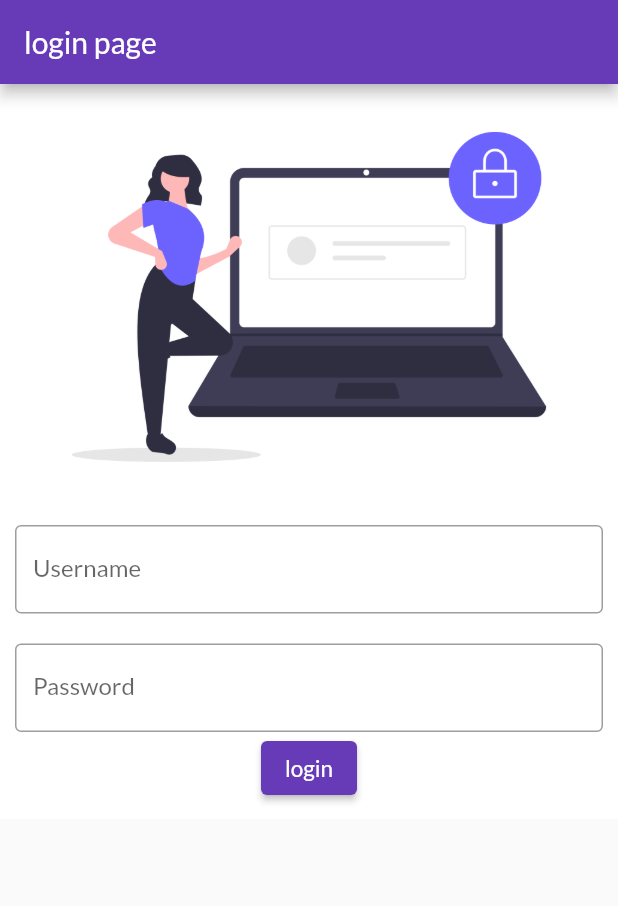
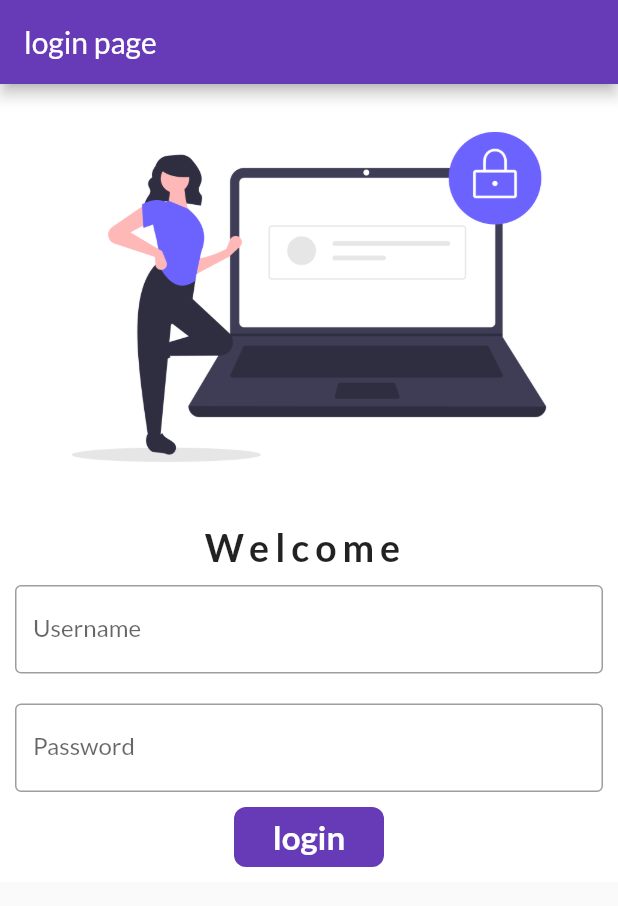
Before and after one commit to Asumalsingh/New-catalog-app, a Flutter app: the screen it shows after launch, on a phone screen of 412 x 824 dp. Shown: the top 906 px of the screen. Run offline on Flutter 3.47's test engine with Material 2 defaults, Android fonts, the phone set to English and light mode, and no system bars; our stand-ins replace google_fonts.

```diff
--- a/lib/main.dart
+++ b/lib/main.dart
@@ -1,5 +1,6 @@
 import 'package:catalog_app/pages/home.dart';
 import 'package:catalog_app/pages/login.dart';
+import 'package:catalog_app/pages/routs.dart';
 import 'package:flutter/material.dart';
 import 'package:google_fonts/google_fonts.dart';
 
@@ -22,8 +23,8 @@ class MyApp extends StatelessWidget {
       ),
       routes: {
         "/": (context) => LoginPage(),
-        "/home": (context) => HomePage(),
-        "/login": (context) => LoginPage(),
+        MyRoutes.homeroute: (context) => HomePage(),
+        MyRoutes.loginroute: (context) => LoginPage(),
       },
     );
   }
--- a/lib/pages/login.dart
+++ b/lib/pages/login.dart
@@ -1,5 +1,5 @@
-import 'dart:ffi';
-
+import 'package:catalog_app/pages/home.dart';
+import 'package:catalog_app/pages/routs.dart';
 import 'package:flutter/material.dart';
 
 class LoginPage extends StatefulWidget {
@@ -10,13 +10,17 @@ class LoginPage extends StatefulWidget {
 }
 
 class _LoginPageState extends State<LoginPage> {
+  String name = "";
+  bool changeButton = false;
+
   @override
   Widget build(BuildContext context) {
     return Scaffold(
       appBar: AppBar(
         title: Text('login page'),
       ),
-      body: Column(
+      body: SingleChildScrollView(
+        child: Column(
           children: [
             Image.asset(
               'assets/Images/login.png',
@@ -27,28 +31,75 @@ class _LoginPageState extends State<LoginPage> {
               padding: EdgeInsets.all(10),
               child: Column(
                 children: [
+                  Text("Welcome $name",
+                      style: TextStyle(
+                        fontSize: 25,
+                        fontWeight: FontWeight.bold,
+                        letterSpacing: 4,
+                      )),
+                  SizedBox(height: 10),
                   TextFormField(
                     decoration: InputDecoration(
                         hintText: "Enter your username",
                         labelText: "Username",
                         border: OutlineInputBorder()),
+                    onChanged: (value) {
+                      name = value;
+                      setState(() {});
+                    },
                   ),
                   SizedBox(height: 20),
                   TextFormField(
                     decoration: InputDecoration(
                       hintText: "Enter your password",
                       labelText: "Password",
-                      border: OutlineInputBorder()),
+                      border: OutlineInputBorder(),
                     ),
-                ElevatedButton(
-                  onPressed: () {},
-                  child: Text("login", style: TextStyle(fontSize: 15)),
+                    obscureText: true,
                   ),
+                  SizedBox(height: 10),
+                  InkWell(
+                    onTap: () async {
+                      setState(() {
+                        changeButton = true;
+                      });
+                      await Future.delayed(Duration(seconds: 1));
+                      Navigator.pushNamed(context, MyRoutes.homeroute);
+                    },
+                    child: AnimatedContainer(
+                      duration: Duration(seconds: 1),
+                      width: changeButton ? 40 : 100,
+                      height: 40,
+                      alignment: Alignment.center,
+                      child: changeButton
+                          ? Icon(Icons.done, color: Colors.white)
+                          : Text("login",
+                              style: TextStyle(
+                                  fontSize: 22,
+                                  fontWeight: FontWeight.bold,
+                                  color: Colors.white)),
+                      decoration: BoxDecoration(
+                        color: Colors.deepPurple,
+                        borderRadius:
+                            BorderRadius.circular(changeButton ? 40 : 8),
+                      ),
+                    ),
+                  ),
+                  // ElevatedButton(
+                  //   onPressed: () {
+                  //     Navigator.pushNamed(context, MyRoutes.homeroute);
+                  //   },
+                  //   child: Text("login",
+                  //       style: TextStyle(
+                  //           fontSize: 22, fontWeight: FontWeight.bold)),
+                  //   style: TextButton.styleFrom(minimumSize: Size(100, 40)),
+                  // ),
                 ],
               ),
             ),
           ],
         ),
+      ),
     );
   }
 }
--- /dev/null
+++ b/lib/pages/routs.dart
@@ -0,0 +1,4 @@
+class MyRoutes {
+  static String loginroute = '/login';
+  static String homeroute = '/home';
+}
```
Lines whose indentation alone changed are shown as unchanged.
